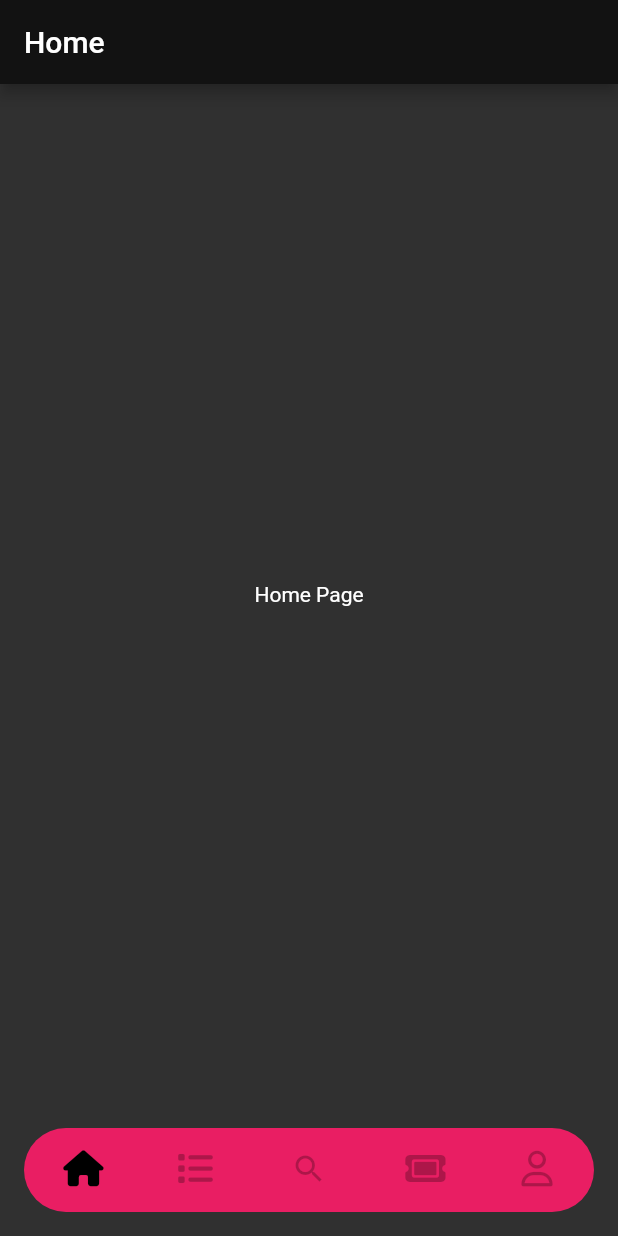
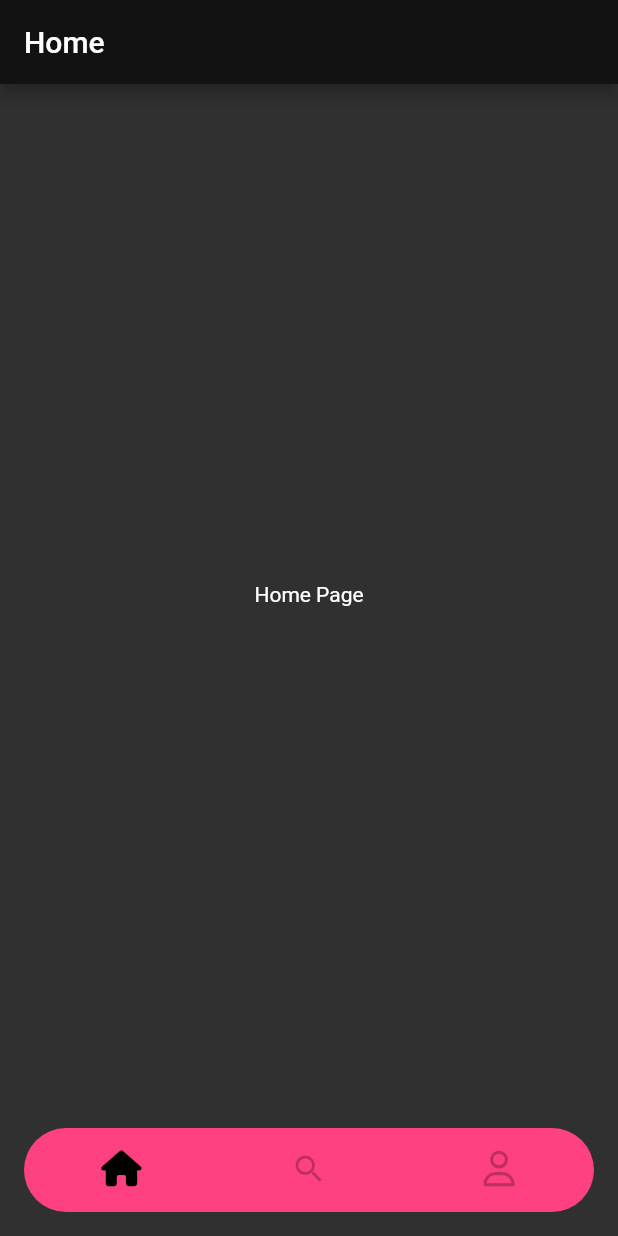
Before and after one commit to TP-4-2-4/CityConcert_Frontend, a Flutter app: the screen it shows after launch, on a phone screen of 412 x 824 dp. Run offline on Flutter 3.47's test engine with Material 2 defaults, Android fonts, the phone set to English and light mode, and no system bars; our stand-ins replace font_awesome_flutter.

Commit message:
Revert "func-init: fix navbar color and animation"
This reverts commit 03d03f82b9b512b860fa12f60ca8dfcefbd36317.

```diff
--- a/my_flutter/lib/main.dart
+++ b/my_flutter/lib/main.dart
@@ -4,37 +4,34 @@ import 'package:my_flutter/SearchPage.dart';
 
 
 void main() {
-  runApp(const MyApp());
+  runApp(MyApp());
 }
 
 class MyApp extends StatelessWidget {
-  const MyApp({super.key});
-
   @override
   Widget build(BuildContext context) {
     return MaterialApp(
       title: 'My App',
       theme: ThemeData(
-        colorScheme: const ColorScheme.dark(),
+        colorScheme: ColorScheme.dark(),
       ),
-      home: const NavigationPage(),
+      home: NavigationPage(),
     );
   }
 }
 
 class NavigationPage extends StatefulWidget {
-  const NavigationPage({super.key});
-
   @override
   _NavigationPageState createState() => _NavigationPageState();
 }
 
 class _NavigationPageState extends State<NavigationPage> {
   int _selectedIndex = 0;
-  final List<Widget> _pages = [HomePage(), RecsPage(),
-    SearchPage(), TicketsPage(), AccountPage()];
-  final List<Widget> _appbarText = [const Text('Home'), const Text('Recommendations'),
-    const Text('Search'), const Text('My tickets'), const Text('Account')];
+  List<Widget> _pages = [HomePage(), SearchPage(), AccountPage()];
+  List<Widget> _allpages = [HomePage(), RecsPage(), SearchPage(), TicketsPage(), AccountPage()];
+  List<Widget> _appbarText = [Text('Home'), Text('Search'), Text('Account')];
+  List<Widget> _allappbarText = [Text('Home'), Text('Reccommendations'),
+    Text('Search'), Text('My tickets'), Text('Account')];
 
   void _onItemTapped(int index) {
     setState(() {
@@ -52,11 +49,12 @@ class _NavigationPageState extends State<NavigationPage> {
 
       bottomNavigationBar: Container(
         margin: const EdgeInsets.all(16.0), // Устанавливаем отступы
-        child: ClipRRect(
+        decoration: BoxDecoration(
+          color: Colors.pinkAccent, // Цвет фона навигационной панели
           borderRadius: BorderRadius.circular(30.0), // Радиус скругления краев
+        ),
         child: BottomNavigationBar(
-            backgroundColor: Colors.pink,
-            type: BottomNavigationBarType.fixed, // Отменяем анимацию навбара
+          backgroundColor: Colors.transparent,
           elevation: 0, // Устанавливаем значение elevation на 0, чтобы убрать тень
           fixedColor: Colors.black, // Устанавливаем цвет активной кнопки
           unselectedItemColor: Colors.black26, // Устанавливаем цвет неактивных кнопок
@@ -67,18 +65,18 @@ class _NavigationPageState extends State<NavigationPage> {
               icon: Icon(FontAwesomeIcons.house),
               label: 'Home',
             ),
-              BottomNavigationBarItem(
-                icon: Icon(FontAwesomeIcons.list),
-                label: 'Recs',
-              ),
+            // BottomNavigationBarItem(
+            //   icon: Icon(FontAwesomeIcons.list),
+            //   label: 'Recs',
+            // ),
             BottomNavigationBarItem(
               icon: Icon(Icons.search),
               label: 'Search',
             ),
-              BottomNavigationBarItem(
-                icon: Icon(FontAwesomeIcons.ticket),
-                label: 'Tickets',
-              ),
+            // BottomNavigationBarItem(
+            //   icon: Icon(FontAwesomeIcons.ticket),
+            //   label: 'Tickets',
+            // ),
             BottomNavigationBarItem(
               icon: Icon(FontAwesomeIcons.user),
               label: 'Account',
@@ -88,49 +86,40 @@ class _NavigationPageState extends State<NavigationPage> {
           onTap: _onItemTapped,
         ),
       ),
-      ),
     );
   }
 }
 
 class HomePage extends StatelessWidget {
-  const HomePage({super.key});
-
   @override
   Widget build(BuildContext context) {
-    return const Center(
+    return Center(
       child: Text('Home Page'),
     );
   }
 }
 
 class RecsPage extends StatelessWidget {
-  const RecsPage({super.key});
-
   @override
   Widget build(BuildContext context) {
-    return const Center(
+    return Center(
       child: Text('Recs Page'),
     );
   }
 }
 
 class TicketsPage extends StatelessWidget {
-  const TicketsPage({super.key});
-
   @override
   Widget build(BuildContext context) {
-    return const Center(
+    return Center(
       child: Text('Tickets Page'),
     );
   }
 }
 class AccountPage extends StatelessWidget {
-  const AccountPage({super.key});
-
   @override
   Widget build(BuildContext context) {
-    return const Center(
+    return Center(
       child: Text('Account Page'),
     );
   }
```
Lines whose indentation alone changed are shown as unchanged.
